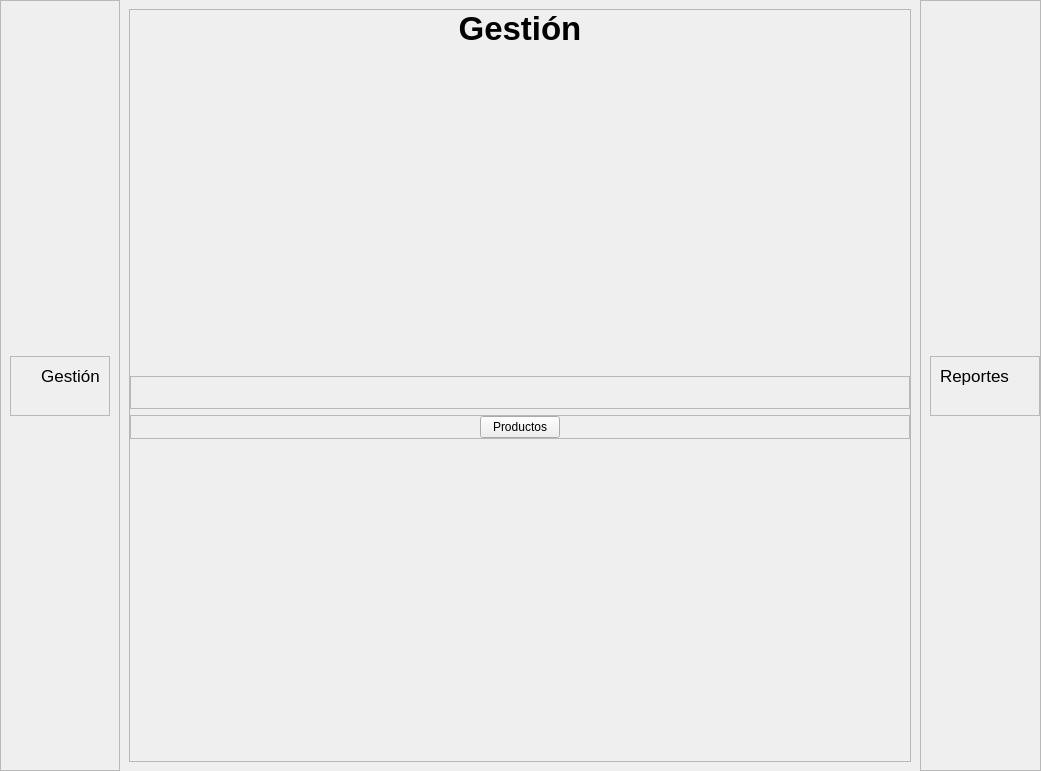
Before: the Qt Designer form view/ui/main.ui in R0land013/blue-pos, drawn with Qt 5.
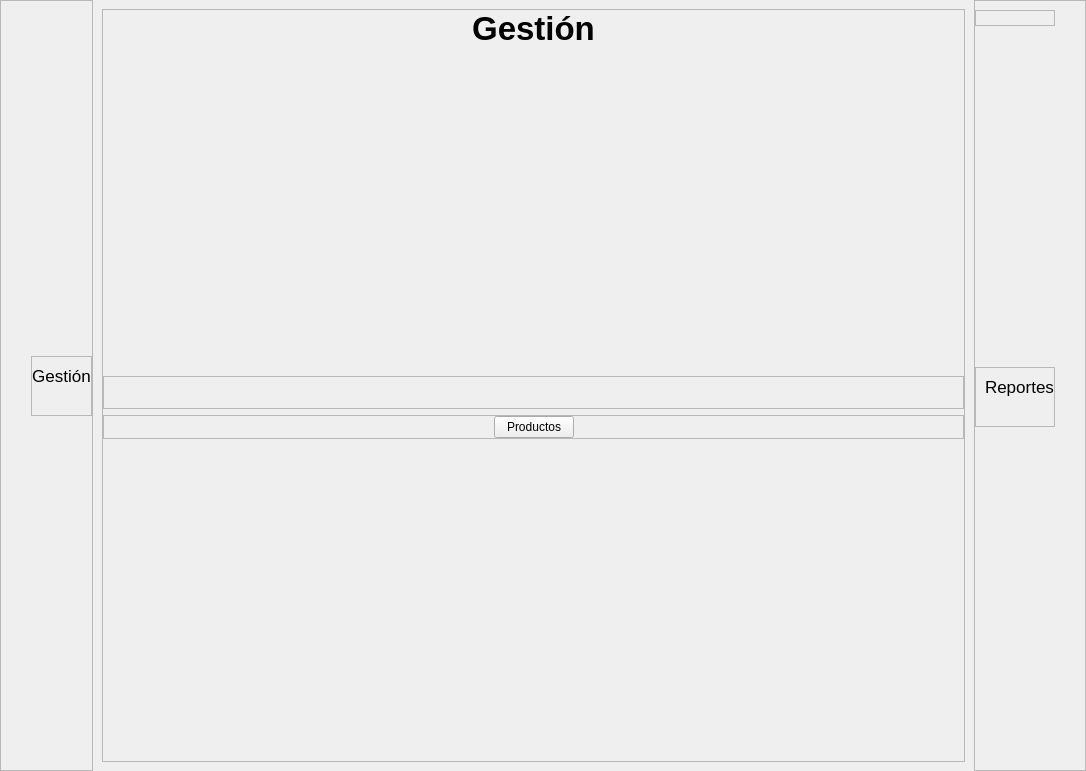
After: the same form once the commit is applied. Icons and pictures are not drawn.

```diff
--- a/view/ui/main.ui
+++ b/view/ui/main.ui
@@ -6,7 +6,7 @@
    <rect>
     <x>0</x>
     <y>0</y>
-    <width>1014</width>
+    <width>1086</width>
     <height>771</height>
    </rect>
   </property>
@@ -44,6 +44,12 @@
       <enum>QFrame::Raised</enum>
      </property>
      <layout class="QVBoxLayout" name="verticalLayout_4">
+      <property name="leftMargin">
+       <number>30</number>
+      </property>
+      <property name="rightMargin">
+       <number>0</number>
+      </property>
       <item>
        <spacer name="verticalSpacer_8">
         <property name="orientation">
@@ -70,7 +76,10 @@
         </property>
         <layout class="QVBoxLayout" name="verticalLayout_6">
          <property name="leftMargin">
-          <number>30</number>
+          <number>0</number>
+         </property>
+         <property name="rightMargin">
+          <number>0</number>
          </property>
          <item>
           <widget class="QLabel" name="previous_title_lable">
@@ -733,9 +742,61 @@
       <enum>QFrame::Raised</enum>
      </property>
      <layout class="QVBoxLayout" name="verticalLayout_2">
-      <property name="rightMargin">
+      <property name="leftMargin">
        <number>0</number>
       </property>
+      <property name="rightMargin">
+       <number>30</number>
+      </property>
+      <item>
+       <widget class="QFrame" name="frame_13">
+        <property name="mouseTracking">
+         <bool>true</bool>
+        </property>
+        <property name="frameShape">
+         <enum>QFrame::StyledPanel</enum>
+        </property>
+        <property name="frameShadow">
+         <enum>QFrame::Raised</enum>
+        </property>
+        <layout class="QHBoxLayout" name="horizontalLayout_10">
+         <property name="leftMargin">
+          <number>0</number>
+         </property>
+         <property name="topMargin">
+          <number>0</number>
+         </property>
+         <property name="rightMargin">
+          <number>0</number>
+         </property>
+         <property name="bottomMargin">
+          <number>0</number>
+         </property>
+         <item>
+          <widget class="QLabel" name="about_label">
+           <property name="sizePolicy">
+            <sizepolicy hsizetype="Maximum" vsizetype="Maximum">
+             <horstretch>0</horstretch>
+             <verstretch>0</verstretch>
+            </sizepolicy>
+           </property>
+           <property name="cursor">
+            <cursorShape>PointingHandCursor</cursorShape>
+           </property>
+           <property name="mouseTracking">
+            <bool>true</bool>
+           </property>
+           <property name="text">
+            <string/>
+           </property>
+           <property name="pixmap">
+            <pixmap>images/about.png</pixmap>
+           </property>
+          </widget>
+         </item>
+        </layout>
+       </widget>
+      </item>
       <item>
        <spacer name="verticalSpacer_6">
         <property name="orientation">
@@ -762,7 +823,7 @@
         </property>
         <layout class="QVBoxLayout" name="verticalLayout_3">
          <property name="rightMargin">
-          <number>30</number>
+          <number>0</number>
          </property>
          <item>
           <widget class="QLabel" name="next_title_label">
```
Left out of the diff: 6 changed lines with no effect on the pictures.
